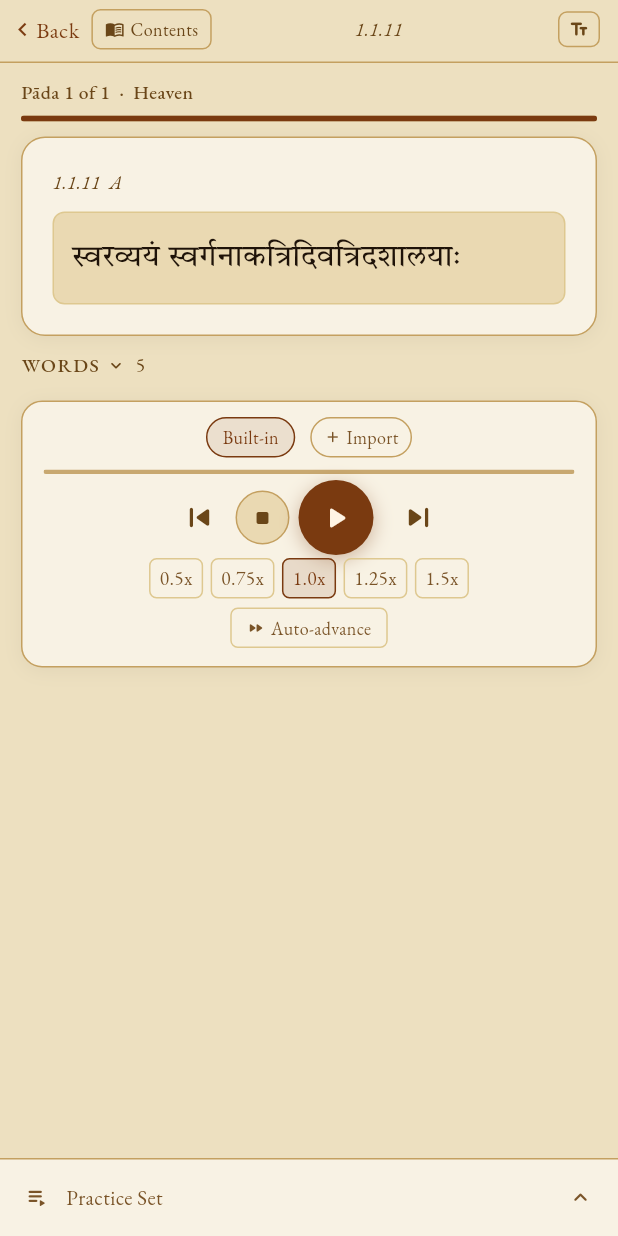
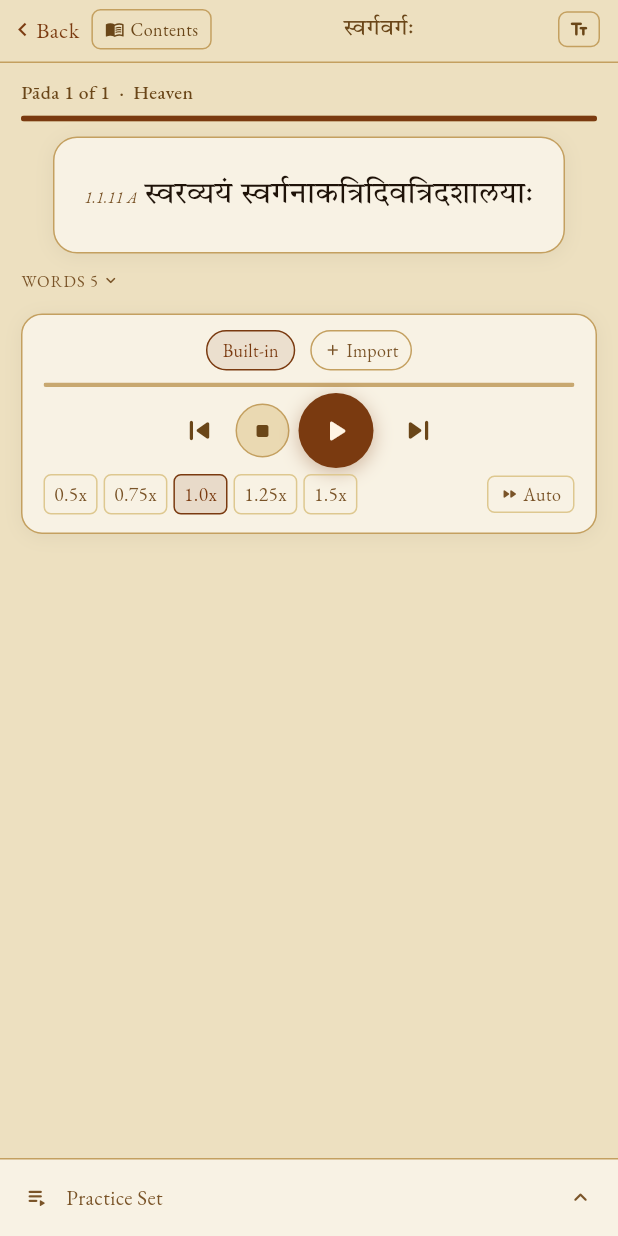
Before and after one commit to sramaka/amarakosha, a Flutter app: the screen it shows after launch, after a tap on "Browse", after a tap on "Home", after a tap on "Create New Practice Set", on a phone screen of 412 x 824 dp. Run offline on Flutter 3.47's test engine with Material 3 defaults, Android fonts, the phone set to English and light mode, and no system bars; our stand-ins replace google_fonts, just_audio, shared_preferences; missing offline and left inert: dart:js_interop, record.

Commit message:
Improve practice screen UI: inline pada id, varga name nav, flatter layout
- Replace surfaceAlt Sanskrit text box with flat Text.rich (pada id
  inline before Devanagari text in smaller italic Garamond)
- Nav bar centre shows varga name in Devanagari instead of pada id
- Remove Pada A/B badge and 'Add to Set' button from active pada card
- Merge speed chips and auto-advance toggle into a single row
- Thin audio progress bar to 3 px; remove redundant AUDIO/SOURCE labels
- Words section label smaller and lighter (11 px, muted)
- Range-based set creation sheet (_RangeSheet) with kanda pills,
  varga chips, scrollable pada list, and count stepper

Co-Authored-By: Claude Sonnet 4.6 <noreply@anthropic.com>

```diff
--- a/lib/presentation/screens/practice_screen.dart
+++ b/lib/presentation/screens/practice_screen.dart
@@ -674,8 +674,19 @@ class _PracticeScreenState extends State<PracticeScreen> {
             ),
           ],
           Expanded(child: Center(
-            child: Text(_pada != null ? '${_pada!.id}' : '',
-                style: AT.garamond(13, color: AC.textSec, italic: true)),
+            child: Builder(builder: (ctx) {
+              // find the current varga name for orientation
+              String vname = '';
+              for (final k in _kandas) {
+                if (k.num != _selKandaNum) continue;
+                for (final v in k.vargas) {
+                  if (v.seq == _selVargaSeq) { vname = v.name; break; }
+                }
+              }
+              return Text(vname, style: const TextStyle(
+                  fontFamily: 'TiroDevanagarSanskrit',
+                  fontSize: 15, color: AC.textSec, height: 1.2));
+            }),
           )),
           // Desktop only: Practice Set toggle (mobile uses bottom tray instead)
           if (!isMobile)
@@ -1666,18 +1677,24 @@ class _PracticeScreenState extends State<PracticeScreen> {
             borderRadius: BorderRadius.circular(10),
             border: Border.all(color: AC.borderLight),
           ),
-          child: Column(crossAxisAlignment: CrossAxisAlignment.start, children: [
-            Text('${p.id} ${p.padaNum == 1 ? "A" : "B"}',
+          child: p.hasText
+              ? Text.rich(TextSpan(children: [
+                  TextSpan(
+                    text: '${p.id} ${p.padaNum == 1 ? "A" : "B"}  ',
+                    style: AT.garamond(
+                        (s.devFontSize * 0.52).clamp(10.0, 15.0),
+                        color: AC.textMuted, italic: true),
+                  ),
+                  TextSpan(
+                    text: p.textDev,
+                    style: AT.devanagari(
+                        (s.devFontSize * 0.85).roundToDouble(),
+                        color: AC.textMuted, family: s.devFontFamily),
+                  ),
+                ]))
+              : Text('${p.id} ${p.padaNum == 1 ? "A" : "B"}',
                     style: AT.garamond(s.uiFontSize.toDouble(),
                         color: AC.textMuted, italic: true)),
-            if (p.hasText) ...[
-              const SizedBox(height: 8),
-              Text(p.textDev,
-                  style: AT.devanagari(
-                      (s.devFontSize * 0.85).roundToDouble(),
-                      color: AC.textMuted, family: s.devFontFamily)),
-            ],
-          ]),
         ),
       ),
     );
@@ -1702,18 +1719,17 @@ class _PracticeScreenState extends State<PracticeScreen> {
   );
 
   Widget _buildPadaCard(Pada pada) {
+    final s   = AppSettings.instance;
     final pad = _isMobile ? 20.0 : 16.0;
+    final hasButtons = _setPlaying || _waitingForStep;
     return Container(
       margin: const EdgeInsets.fromLTRB(14, 10, 14, 10),
       padding: EdgeInsets.all(pad),
       decoration: AD.card(radius: 16),
       child: Column(crossAxisAlignment: CrossAxisAlignment.start, children: [
-      Row(children: [
-        Text('${pada.id}  ${pada.padaNum == 1 ? "A" : "B"}',
-            style: AT.garamond(AppSettings.instance.uiFontSize.toDouble(),
-                color: AC.textSec, italic: true)),
-        const Spacer(),
-        if (_setPlaying || _waitingForStep) ...[
+        // Replay / Next — only visible during set playback
+        if (hasButtons) ...[
+          Row(mainAxisAlignment: MainAxisAlignment.end, children: [
             GestureDetector(
               onTap: _replayCurrentPada,
               child: Container(
@@ -1725,8 +1741,7 @@ class _PracticeScreenState extends State<PracticeScreen> {
                   const Icon(Icons.replay_rounded, size: 12, color: AC.textMuted),
                   const SizedBox(width: 3),
                   Text('Replay', style: AT.garamond(
-                    (AppSettings.instance.uiFontSize - 1).toDouble(),
-                    color: AC.textMuted)),
+                      (s.uiFontSize - 1).toDouble(), color: AC.textMuted)),
                 ]),
               ),
             ),
@@ -1737,45 +1752,43 @@ class _PracticeScreenState extends State<PracticeScreen> {
                 child: Container(
                   padding: const EdgeInsets.symmetric(horizontal: 7, vertical: 3),
                   decoration: BoxDecoration(
-                  color: AC.accent,
-                  borderRadius: BorderRadius.circular(4)),
+                    color: AC.accent, borderRadius: BorderRadius.circular(4)),
                   child: Row(mainAxisSize: MainAxisSize.min, children: [
                     Text('Next', style: AT.garamond(
-                      (AppSettings.instance.uiFontSize - 1).toDouble(),
-                      color: Colors.white)),
+                        (s.uiFontSize - 1).toDouble(), color: Colors.white)),
                     const SizedBox(width: 3),
                     const Icon(Icons.arrow_forward_rounded, size: 12, color: Colors.white),
                   ]),
                 ),
               ),
             ],
+          ]),
+          const SizedBox(height: 10),
         ],
-      ]),
-      const SizedBox(height: 10),
+        // Sanskrit text with inline reference prefix
         _buildPadaText(pada),
       ]),
     );
   }
 
   Widget _buildPadaText(Pada pada) {
-    return Container(
-      width: double.infinity, padding: const EdgeInsets.all(12),
-      decoration: BoxDecoration(color: AC.surfaceAlt,
-          borderRadius: BorderRadius.circular(8),
-          border: Border.all(color: AC.borderLight)),
-      child: _devText(pada.textDev, !pada.hasText),
-    );
-  }
-
-  Widget _devText(String text, bool placeholder) {
     final s = AppSettings.instance;
-    return Text(
-      text,
-      style: placeholder
-          ? AT.garamond(12, color: AC.textMuted, italic: true)
-          : AT.devanagari(s.devFontSize.toDouble(),
-              family: s.devFontFamily),
-    );
+    if (!pada.hasText) {
+      return Text('[no text available]',
+          style: AT.garamond(12, color: AC.textMuted, italic: true));
+    }
+    return Text.rich(TextSpan(children: [
+      TextSpan(
+        text: '${pada.id} ${pada.padaNum == 1 ? "A" : "B"}  ',
+        style: AT.garamond(
+            (s.devFontSize * 0.52).clamp(10.0, 16.0),
+            color: AC.textMuted, italic: true),
+      ),
+      TextSpan(
+        text: pada.textDev,
+        style: AT.devanagari(s.devFontSize.toDouble(), family: s.devFontFamily),
+      ),
+    ]));
   }
 
   Widget _buildWordChips(Pada pada) {
@@ -1787,15 +1800,13 @@ class _PracticeScreenState extends State<PracticeScreen> {
           onTap: () => setState(() => _showWords = !_showWords),
           child: Row(children: [
             Text('Words'.toUpperCase(),
-                style: AT.garamond(AppSettings.instance.uiFontSize.toDouble(),
-                    color: AC.textSec, weight: AppSettings.instance.fontWeight,
-                    letterSpacing: 1.0)),
-            const SizedBox(width: 4),
+                style: AT.garamond(11, color: AC.textMuted, letterSpacing: 0.7)),
+            const SizedBox(width: 3),
+            Text('${pada.words.length}',
+                style: AT.garamond(11, color: AC.textMuted)),
+            const SizedBox(width: 2),
             Icon(_showWords ? Icons.keyboard_arrow_up_rounded : Icons.keyboard_arrow_down_rounded,
-                size: 14, color: AC.textSec),
-            const SizedBox(width: 6),
-            Text('${pada.words.length}', style: AT.garamond(
-                AppSettings.instance.uiFontSize.toDouble(), color: AC.textSec)),
+                size: 13, color: AC.textMuted),
           ]),
         ),
         if (_showWords) ...[
@@ -1907,29 +1918,33 @@ class _PracticeScreenState extends State<PracticeScreen> {
         IconButton(icon: const Icon(Icons.skip_next_rounded),
             color: AC.textSec, iconSize: mob ? 26.0 : 20.0, onPressed: _nextPada),
       ]),
-      const SizedBox(height: 2),
-      Row(mainAxisAlignment: MainAxisAlignment.center,
-          children: [0.5, 0.75, 1.0, 1.25, 1.5].map((s) {
+      const SizedBox(height: 4),
+      Padding(
+        padding: const EdgeInsets.fromLTRB(14, 0, 14, 12),
+        child: Row(children: [
+          // Speed chips
+          ...[0.5, 0.75, 1.0, 1.25, 1.5].map((s) {
             final active = _speed == s;
             return GestureDetector(
               onTap: () { setState(() => _speed = s); _audio.player.setSpeed(s); },
               child: Container(
-            margin: const EdgeInsets.symmetric(horizontal: 2.5),
-            padding: const EdgeInsets.fromLTRB(6, 3, 6, 3),
+                margin: const EdgeInsets.only(right: 4),
+                padding: const EdgeInsets.symmetric(horizontal: 6, vertical: 3),
                 decoration: BoxDecoration(
                   color: active ? AC.trackFill.withOpacity(0.13) : Colors.transparent,
                   borderRadius: BorderRadius.circular(5),
                   border: Border.all(color: active ? AC.trackFill : AC.borderLight)),
-            child: Text('${s}x', style: AT.garamond(13,
-                color: active ? AC.trackFill : AC.textMuted)),
-          ),
-        );
-      }).toList()),
-      const SizedBox(height: 6),
+                child: Text('${s}x',
+                    style: AT.garamond(13, color: active ? AC.trackFill : AC.textMuted)),
+              ),
+            );
+          }),
+          const Spacer(),
+          // Auto-advance toggle
           GestureDetector(
             onTap: () => setState(() => _autoAdvance = !_autoAdvance),
             child: Container(
-          padding: const EdgeInsets.fromLTRB(10, 4, 10, 4),
+              padding: const EdgeInsets.symmetric(horizontal: 8, vertical: 3),
               decoration: BoxDecoration(
                 color: _autoAdvance ? AC.accent.withOpacity(0.10) : Colors.transparent,
                 borderRadius: BorderRadius.circular(5),
@@ -1937,13 +1952,14 @@ class _PracticeScreenState extends State<PracticeScreen> {
               child: Row(mainAxisSize: MainAxisSize.min, children: [
                 Icon(Icons.fast_forward_rounded, size: 12,
                     color: _autoAdvance ? AC.accent : AC.textMuted),
-            const SizedBox(width: 4),
-            Text('Auto-advance', style: AT.garamond(12,
+                const SizedBox(width: 3),
+                Text('Auto', style: AT.garamond(12,
                     color: _autoAdvance ? AC.accent : AC.textMuted)),
               ]),
             ),
           ),
-      const SizedBox(height: 12),
+        ]),
+      ),
     ]),
   );
   }
```
Lines whose indentation alone changed are shown as unchanged.
